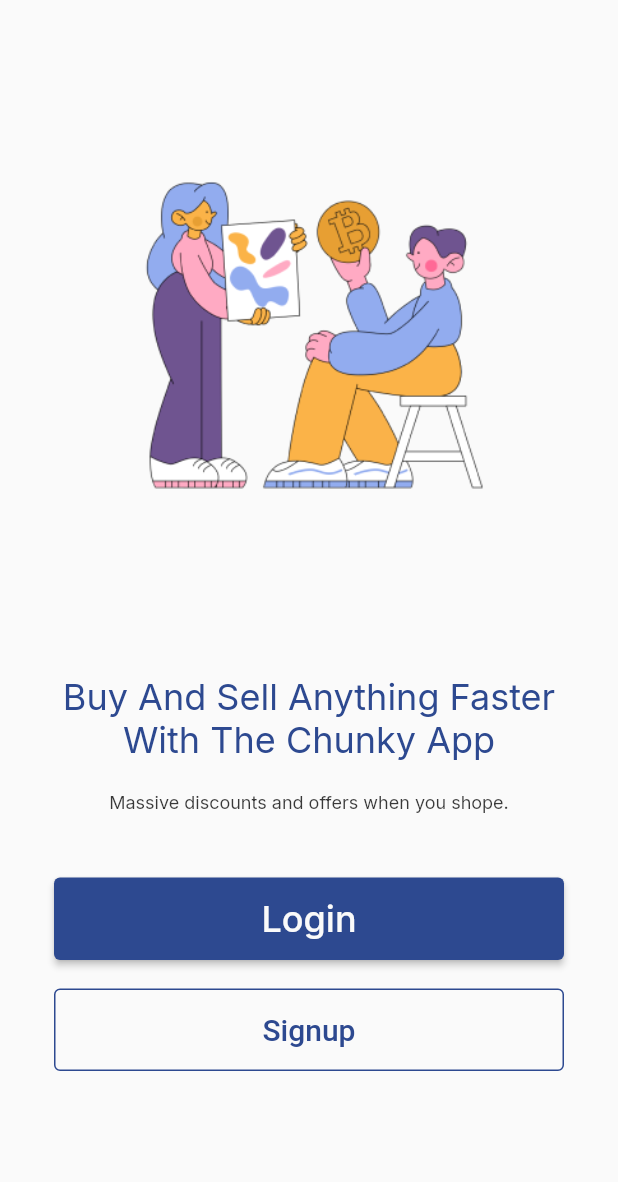
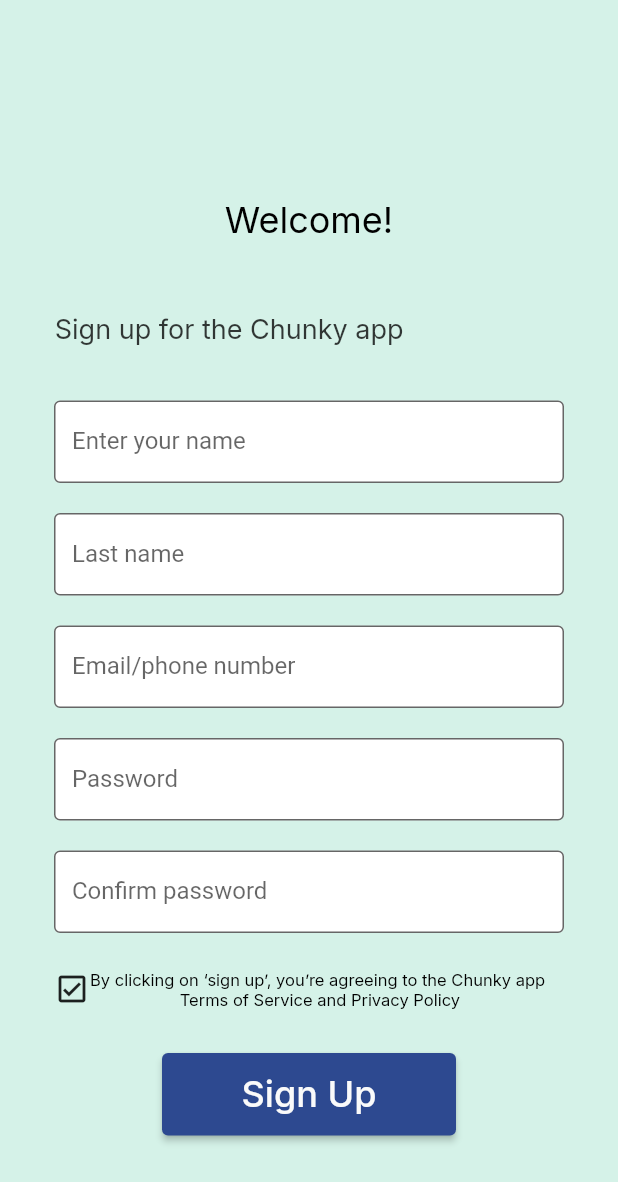
Before and after one commit to SalmanAd01/MAD, a Flutter app: the screen it shows after launch, after a tap on "Signup", on a phone screen of 412 x 824 dp. Shown: the top 1182 px of the screen. Run offline on Flutter 3.47's test engine with Material 2 defaults, Android fonts, the phone set to English and light mode, and no system bars; our stand-ins replace google_fonts.

Commit message:
created signup and welcome

```diff
--- a/flutter_application_1/lib/Screen/Home.dart
+++ b/flutter_application_1/lib/Screen/Home.dart
@@ -1,5 +1,6 @@
 import 'package:flutter/material.dart';
 import 'package:flutter_application_1/Screen/Login.dart';
+import 'package:flutter_application_1/Screen/Signup.dart';
 import 'package:google_fonts/google_fonts.dart';
 
 class Home extends StatelessWidget {
@@ -28,13 +29,13 @@
             textAlign: TextAlign.center,
           ),
         ),
-        Container(
+        SizedBox(
           width: 339,
           height: 58,
           child: Text(
             "Massive discounts and offers when you shope.",
             style: GoogleFonts.inter(
-                fontSize: 12, color: Color.fromARGB(198, 0, 0, 0)),
+                fontSize: 12, color: const Color.fromARGB(198, 0, 0, 0)),
             textAlign: TextAlign.center,
           ),
         ),
@@ -56,7 +57,7 @@
                   .push(MaterialPageRoute(builder: (context) => const Login()));
             },
           ),
-          margin: EdgeInsets.only(bottom: 19),
+          margin: const EdgeInsets.only(bottom: 19),
         ),
         OutlinedButton(
           style: ButtonStyle(
@@ -68,7 +69,10 @@
             style: TextStyle(
                 fontSize: 20.0, color: Color.fromARGB(255, 45, 73, 144)),
           ),
-          onPressed: () {},
+          onPressed: () {
+            Navigator.of(context)
+                .push(MaterialPageRoute(builder: (context) => const Signin()));
+          },
         )
       ],
     )));
--- /dev/null
+++ b/flutter_application_1/lib/Screen/Signup.dart
@@ -0,0 +1,139 @@
+// ignore: file_names
+import 'package:flutter/material.dart';
+import 'package:flutter_application_1/Screen/Success.dart';
+import 'package:google_fonts/google_fonts.dart';
+
+class Signin extends StatelessWidget {
+  const Signin({Key? key}) : super(key: key);
+
+  @override
+  Widget build(BuildContext context) {
+    return Scaffold(
+        backgroundColor: const Color.fromARGB(255, 213, 242, 232),
+        body: Center(
+            child: SingleChildScrollView(
+          child: Column(
+            children: [
+              Container(
+                width: 339,
+                height: 58,
+                margin: const EdgeInsets.fromLTRB(0, 90, 0, 19),
+                child: Text(
+                  "Welcome!",
+                  style: GoogleFonts.inter(
+                    fontSize: 24,
+                    color: const Color.fromARGB(255, 0, 0, 0),
+                  ),
+                  textAlign: TextAlign.center,
+                ),
+              ),
+              SizedBox(
+                width: 339,
+                height: 58,
+                child: Text(
+                  "Sign up for the Chunky app",
+                  style: GoogleFonts.inter(
+                      fontSize: 18, color: const Color.fromARGB(198, 0, 0, 0)),
+                  textAlign: TextAlign.left,
+                ),
+              ),
+              Container(
+                  width: 340,
+                  height: 55,
+                  margin: const EdgeInsets.only(bottom: 20),
+                  child: const TextField(
+                    decoration: InputDecoration(
+                        border: OutlineInputBorder(),
+                        labelText: 'Enter your name',
+                        filled: true,
+                        fillColor: Colors.white),
+                  )),
+              Container(
+                  width: 340,
+                  height: 55,
+                  margin: const EdgeInsets.only(bottom: 20),
+                  child: const TextField(
+                    decoration: InputDecoration(
+                        border: OutlineInputBorder(),
+                        labelText: 'Last name',
+                        filled: true,
+                        fillColor: Colors.white),
+                  )),
+              Container(
+                  width: 340,
+                  height: 55,
+                  margin: const EdgeInsets.only(bottom: 20),
+                  child: const TextField(
+                    decoration: InputDecoration(
+                        border: OutlineInputBorder(),
+                        labelText: 'Email/phone number',
+                        filled: true,
+                        fillColor: Colors.white),
+                  )),
+              Container(
+                  width: 340,
+                  height: 55,
+                  margin: const EdgeInsets.only(bottom: 20),
+                  child: const TextField(
+                    obscureText: true,
+                    decoration: InputDecoration(
+                        border: OutlineInputBorder(),
+                        labelText: 'Password',
+                        filled: true,
+                        fillColor: Colors.white),
+                  )),
+              Container(
+                  width: 340,
+                  height: 55,
+                  margin: const EdgeInsets.only(bottom: 10),
+                  child: const TextField(
+                    obscureText: true,
+                    decoration: InputDecoration(
+                        border: OutlineInputBorder(),
+                        labelText: 'Confirm password',
+                        filled: true,
+                        fillColor: Colors.white),
+                  )),
+              SizedBox(
+                width: 340,
+                height: 55,
+                child: Row(
+                  children: [
+                    const Icon(Icons.check_box_outlined),
+                    Text(
+                      "By clicking on ‘sign up’, you’re agreeing to the Chunky app\n Terms of Service and Privacy Policy ",
+                      style: GoogleFonts.inter(
+                        fontSize: 11,
+                        color: const Color.fromARGB(255, 0, 0, 0),
+                      ),
+                      textAlign: TextAlign.center,
+                    ),
+                  ],
+                ),
+              ),
+              Container(
+                // ignore: sort_child_properties_last
+                child: ElevatedButton(
+                  style: ButtonStyle(
+                      minimumSize:
+                          MaterialStateProperty.all(const Size(196, 55)),
+                      backgroundColor: MaterialStateProperty.all(
+                          const Color.fromARGB(255, 45, 73, 144))),
+                  child: Text(
+                    'Sign Up',
+                    style: GoogleFonts.inter(
+                        color: const Color.fromARGB(255, 250, 250, 250),
+                        fontSize: 24),
+                  ),
+                  onPressed: () {
+                    Navigator.of(context).push(MaterialPageRoute(
+                        builder: (context) => const Success()));
+                  },
+                ),
+                margin: const EdgeInsets.only(bottom: 25, top: 15),
+              ),
+            ],
+          ),
+        )));
+  }
+}
```
Also changed, not shown: flutter_application_1/lib/Screen/Login.dart (+99 -25 lines), flutter_application_1/lib/Screen/Success.dart (added, +52 -0 lines), flutter_application_1/pubspec.lock, 25 other files.
